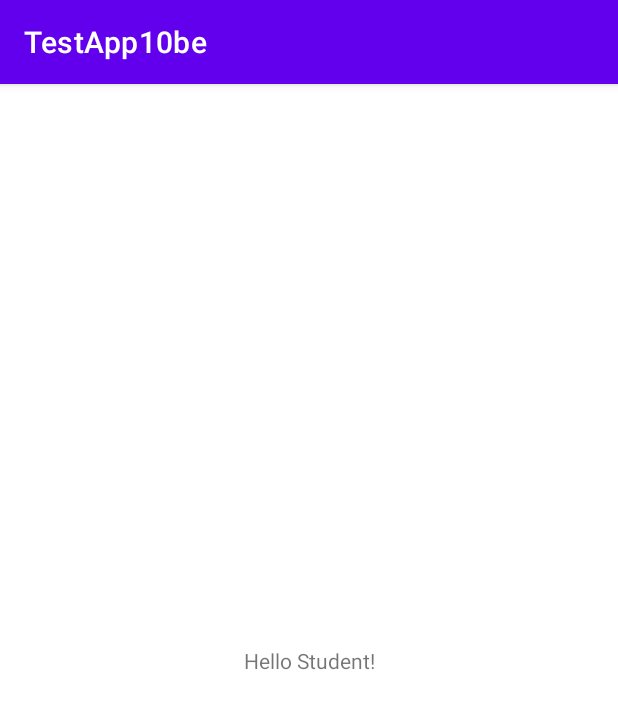
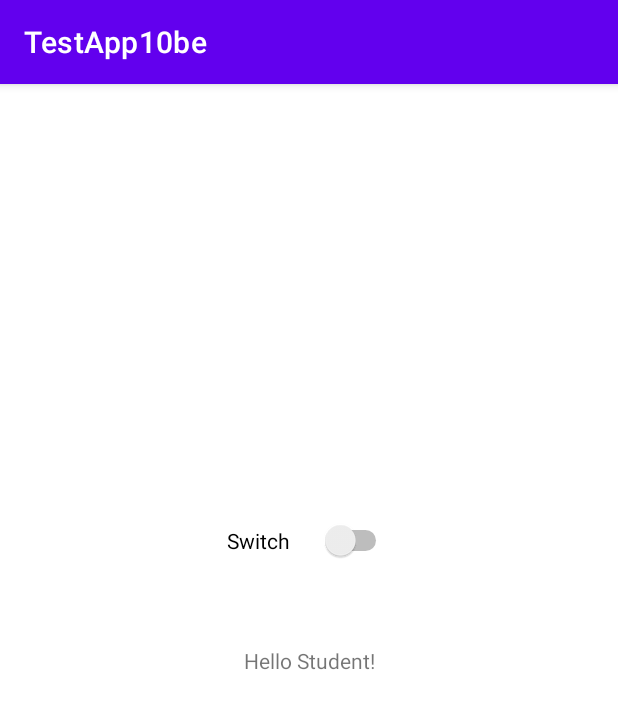
Before and after one commit to G0lDenis/TestApp10be, an Android app: the screen it shows after launch (MainActivity), on a phone screen of 412 x 824 dp. Shown: the top 709 px of the screen. Run offline under Robolectric (Android 15) with nearby library versions, the phone set to English and light mode, and no system bars.

Commit message:
Readme added. Activity1 edited.

```diff
--- a/app/src/main/res/layout/activity_main.xml
+++ b/app/src/main/res/layout/activity_main.xml
@@ -15,4 +15,32 @@
         app:layout_constraintRight_toRightOf="parent"
         app:layout_constraintTop_toTopOf="parent" />
 
+    <androidx.constraintlayout.widget.ConstraintLayout
+        android:layout_width="167dp"
+        android:layout_height="90dp"
+        android:layout_marginStart="160dp"
+        android:layout_marginTop="270dp"
+        android:layout_marginEnd="160dp"
+        android:layout_marginBottom="430dp"
+        app:layout_constraintBottom_toBottomOf="parent"
+        app:layout_constraintEnd_toEndOf="parent"
+        app:layout_constraintStart_toStartOf="parent"
+        app:layout_constraintTop_toTopOf="parent"
+        app:layout_constraintVertical_bias="0.50">
+
+        <Switch
+            android:id="@+id/switch1"
+            android:layout_width="110dp"
+            android:layout_height="46dp"
+            android:layout_marginStart="39dp"
+            android:layout_marginTop="30dp"
+            android:layout_marginEnd="39dp"
+            android:layout_marginBottom="30dp"
+            android:text="Switch"
+            app:layout_constraintBottom_toBottomOf="parent"
+            app:layout_constraintEnd_toEndOf="parent"
+            app:layout_constraintStart_toStartOf="parent"
+            app:layout_constraintTop_toTopOf="parent" />
+    </androidx.constraintlayout.widget.ConstraintLayout>
+
 </androidx.constraintlayout.widget.ConstraintLayout>
```
Also changed, not shown: 1 other file.
